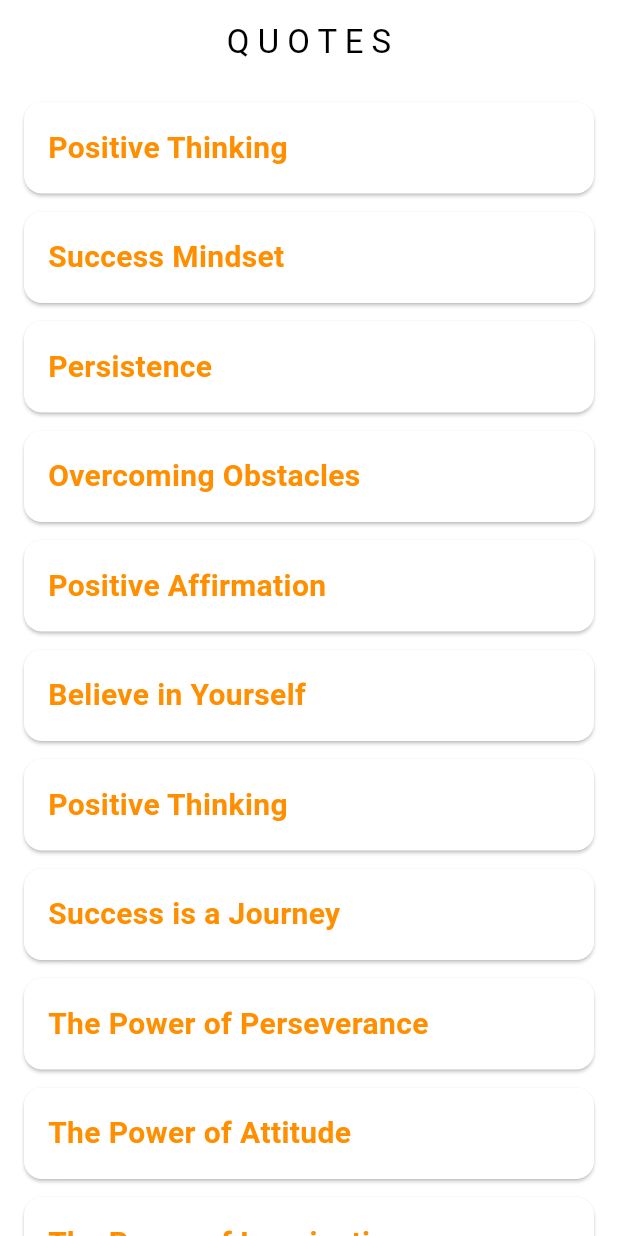
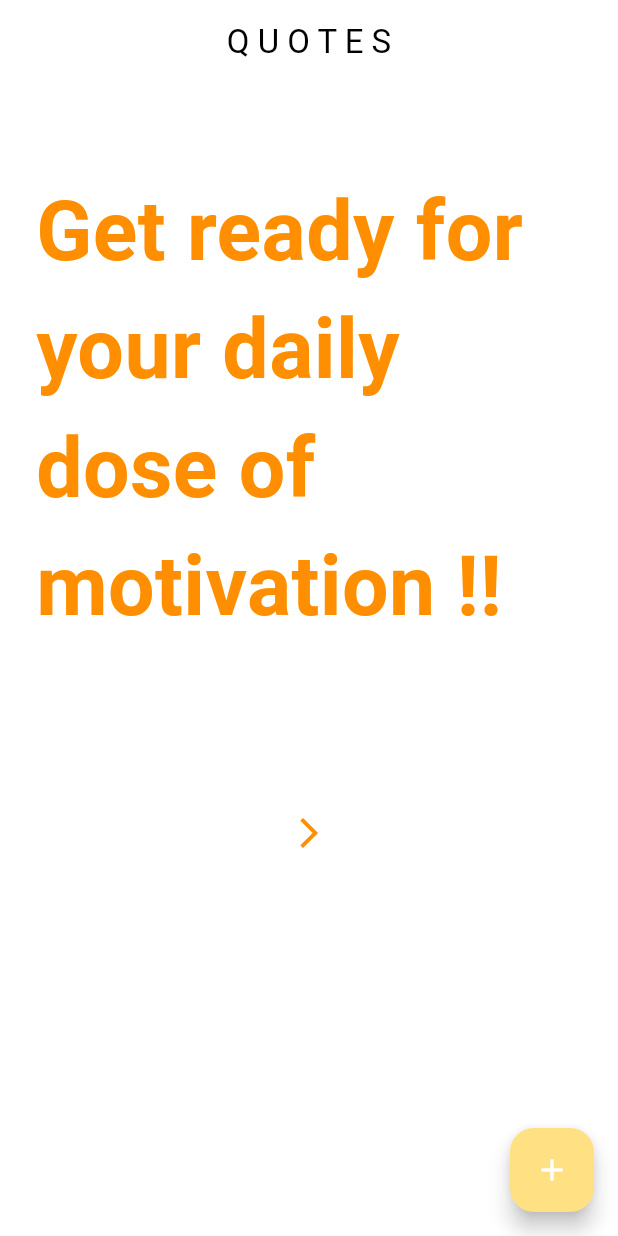
Before and after one commit to cyber111/daily_motivation, a Flutter app: the screen it shows after launch, on a phone screen of 412 x 824 dp. Run offline on Flutter 3.47's test engine with Material 3 defaults, Android fonts, the phone set to English and light mode, and no system bars; our stand-ins replace fluttertoast, sqflite; accounts and stored records are empty.

Commit message:
DB support Added

```diff
--- a/lib/main.dart
+++ b/lib/main.dart
@@ -1,12 +1,12 @@
 import 'package:daily_motivation/pages/homepage.dart';
-import 'package:daily_motivation/providers/quote_provider.dart';
+import 'package:daily_motivation/providers/motivation_quote_provider.dart';
 import 'package:daily_motivation/themes/themes.dart';
 import 'package:flutter/material.dart';
 import 'package:provider/provider.dart';
 
 void main() {
   runApp(ChangeNotifierProvider(
-    create: (context) => QuoteProvider(),
+    create: (context) => MotivationQuoteProvider(),
     child: const MotivationApp(),
   ));
 }
--- /dev/null
+++ b/lib/pages/get_started.dart
@@ -0,0 +1,36 @@
+import 'package:daily_motivation/providers/motivation_quote_provider.dart';
+import 'package:flutter/material.dart';
+import 'package:provider/provider.dart';
+
+class GetStarted extends StatelessWidget {
+  const GetStarted({super.key});
+
+  @override
+  Widget build(BuildContext context) {
+    return Consumer<MotivationQuoteProvider>(
+      builder: (context, provider, child) {
+        return Center(
+          child: Padding(
+            padding: const EdgeInsets.all(24.0),
+            child: Column(
+              children: [
+                const SizedBox(height: 35),
+                //Message
+                const Text(
+                  'Get ready for your daily dose of motivation !!',
+                  style: TextStyle(fontSize: 55, fontWeight: FontWeight.bold),
+                ),
+                const SizedBox(height: 100),
+                //Button
+                IconButton(
+                  onPressed: () => provider.add(),
+                  icon: Icon(Icons.arrow_forward_ios, color: Theme.of(context).colorScheme.inversePrimary),
+                ),
+              ],
+            ),
+          ),
+        );
+      },
+    );
+  }
+}
--- a/lib/pages/homepage.dart
+++ b/lib/pages/homepage.dart
@@ -1,6 +1,11 @@
 import 'package:daily_motivation/components/quote_tile.dart';
+import 'package:daily_motivation/db/database_helper.dart';
+import 'package:daily_motivation/models/data.dart';
+import 'package:daily_motivation/models/motivation_quote.dart';
+import 'package:daily_motivation/pages/add_quote_page.dart';
+import 'package:daily_motivation/pages/get_started.dart';
 import 'package:daily_motivation/pages/quote_page.dart';
-import 'package:daily_motivation/providers/quote_provider.dart';
+import 'package:daily_motivation/providers/motivation_quote_provider.dart';
 import 'package:flutter/material.dart';
 import 'package:provider/provider.dart';
 
@@ -12,9 +17,21 @@ class HomePage extends StatefulWidget {
 }
 
 class _HomePageState extends State<HomePage> {
+  late DatabaseHelper helper;
+
+  @override
+  void initState() {
+    super.initState();
+    helper = DatabaseHelper.instance;
+  }
+
   @override
   Widget build(BuildContext context) {
-    return Consumer<QuoteProvider>(
+    final provider = Provider.of<MotivationQuoteProvider>(context, listen: false);
+    motivationQuotes.map((quote) async {
+      return provider.insert(quote);
+    });
+    return Consumer<MotivationQuoteProvider>(
       builder: (context, provider, child) {
         return Scaffold(
           appBar: AppBar(
@@ -24,18 +41,42 @@ class _HomePageState extends State<HomePage> {
             ),
             centerTitle: true,
           ),
-          body: ListView.builder(
-            itemCount: provider.quotes.length,
+          body: FutureBuilder<List<MotivationQuote>>(
+            future: provider.getAllQuotes(),
+            builder: (context, snapshot) {
+              if (snapshot.connectionState == ConnectionState.waiting) {
+                return const Center(child: CircularProgressIndicator());
+              } else if (snapshot.hasError) {
+                return Center(child: Text('Error: ${snapshot.error}'));
+              } else {
+                final quotes = snapshot.data!;
+                return quotes.isEmpty
+                    ? const GetStarted()
+                    : ListView.builder(
+                        padding: const EdgeInsets.only(bottom: 80),
+                        itemCount: quotes.length,
                         itemBuilder: (context, index) {
                           return QuoteTile(
-                quote: provider.quotes[index],
+                            quote: quotes[index],
                             onTap: () => Navigator.push(
                               context,
                               MaterialPageRoute(
-                      builder: (context) => QuotePage(quote: provider.quotes[index]),
-                    ),),
+                                builder: (context) => QuotePage(quote: quotes[index]),
+                              ),
+                            ),
                           );
                         },
+                      );
+              }
+            },
+          ),
+          floatingActionButton: FloatingActionButton(
+            onPressed: () => Navigator.push(
+                context,
+                MaterialPageRoute(
+                  builder: (context) => const AddQuotePage(),
+                )),
+            child: const Icon(Icons.add),
           ),
         );
       },
--- a/lib/providers/quote_provider.dart
+++ /dev/null
@@ -1,12 +0,0 @@
-import 'package:daily_motivation/models/data.dart';
-import 'package:daily_motivation/models/motivation_quote.dart';
-import 'package:flutter/material.dart';
-
-class QuoteProvider extends ChangeNotifier {
-  List<MotivationQuote> quotes = motivationQuotes;
-
-  void addQuote(MotivationQuote quote) {
-    quotes.add(quote);
-    notifyListeners();
-  }
-}
--- a/pubspec.yaml
+++ b/pubspec.yaml
@@ -36,6 +36,9 @@ dependencies:
   # Use with the CupertinoIcons class for iOS style icons.
   cupertino_icons: ^1.0.2
   provider: ^6.1.1
+  path_provider: ^2.1.2
+  sqflite: ^2.3.2
+  fluttertoast: ^8.2.4
 
 dev_dependencies:
   flutter_test:
```
Also changed, not shown: lib/components/my_button.dart (added, +21 -0 lines), lib/components/my_text_field.dart (added, +39 -0 lines), lib/db/database_helper.dart (added, +91 -0 lines), lib/models/motivation_quote.dart (+14 -0 lines), lib/pages/add_quote_page.dart (added, +68 -0 lines), lib/pages/quote_page.dart (+2 -7 lines), lib/providers/motivation_quote_provider.dart (added, +73 -0 lines), pubspec.lock, 1 other file. Lines whose indentation alone changed are shown as unchanged.
